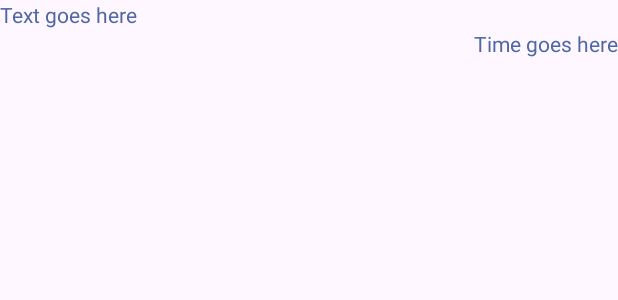
After one commit to JiPooh/MyAndroidLabs, an Android app: the layout sent_message.xml on its own in the app's theme, with its tools: preview values and no code run, on a phone screen of 412 x 824 dp. The commit adds this screen. Shown: the top 300 px of the screen. Run offline under Robolectric (Android 15) with nearby library versions, the phone set to English and light mode, and no system bars.

Commit message:
Week6 almost done

```diff
--- a/app/src/main/AndroidManifest.xml
+++ b/app/src/main/AndroidManifest.xml
@@ -16,7 +16,6 @@
             android:exported="true">
             <intent-filter>
                 <action android:name="android.intent.action.MAIN" />
-
                 <category android:name="android.intent.category.LAUNCHER" />
             </intent-filter>
         </activity>
--- /dev/null
+++ b/app/src/main/res/layout/sent_message.xml
@@ -0,0 +1,23 @@
+<?xml version="1.0" encoding="utf-8"?>
+<androidx.constraintlayout.widget.ConstraintLayout xmlns:android="http://schemas.android.com/apk/res/android"
+    xmlns:app="http://schemas.android.com/apk/res-auto"
+    xmlns:tools="http://schemas.android.com/tools"
+    android:layout_width="match_parent"
+    android:layout_height="wrap_content">
+
+    <TextView
+        android:id="@+id/message"
+        android:layout_width="wrap_content"
+        android:layout_height="wrap_content"
+        android:text="Text goes here"
+        app:layout_constraintStart_toStartOf="parent"
+        app:layout_constraintTop_toTopOf="parent" />
+
+    <TextView
+        android:id="@+id/time"
+        android:layout_width="wrap_content"
+        android:layout_height="wrap_content"
+        android:text="Time goes here"
+        app:layout_constraintEnd_toEndOf="parent"
+        app:layout_constraintTop_toBottomOf="@+id/message" />
+</androidx.constraintlayout.widget.ConstraintLayout>
```
Also changed, not shown: app/src/main/java/algonquin/cst2335/park0588/ChatMessage.java (added, +24 -0 lines), app/src/main/java/algonquin/cst2335/park0588/ChatRoom.java (+76 -4 lines), app/src/main/java/algonquin/cst2335/park0588/data/ChatRoomViewModel.java (added, +14 -0 lines), app/src/main/res/layout/activity_chat_room.xml (+27 -1 lines), app/src/main/res/layout/rece_message.xml (added, +23 -0 lines).
